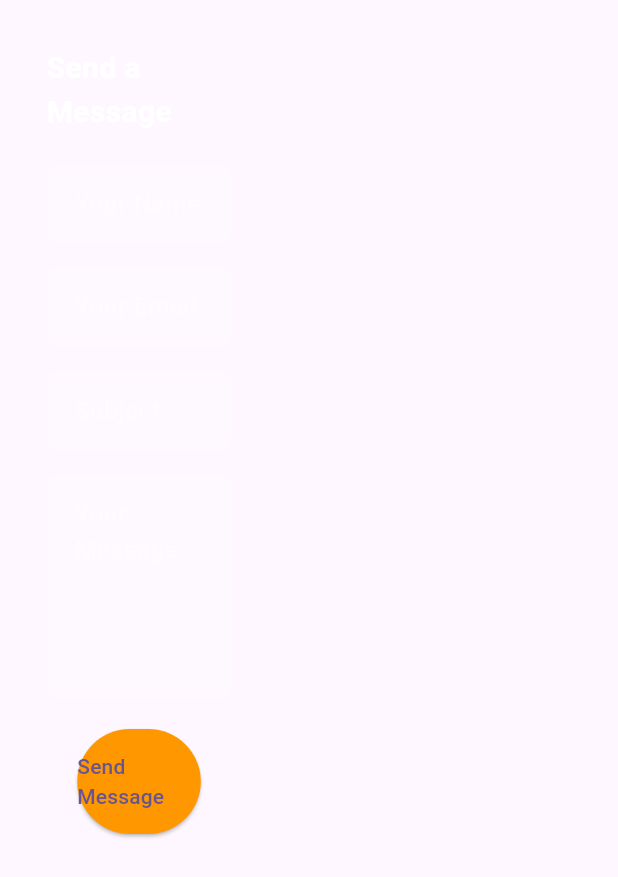
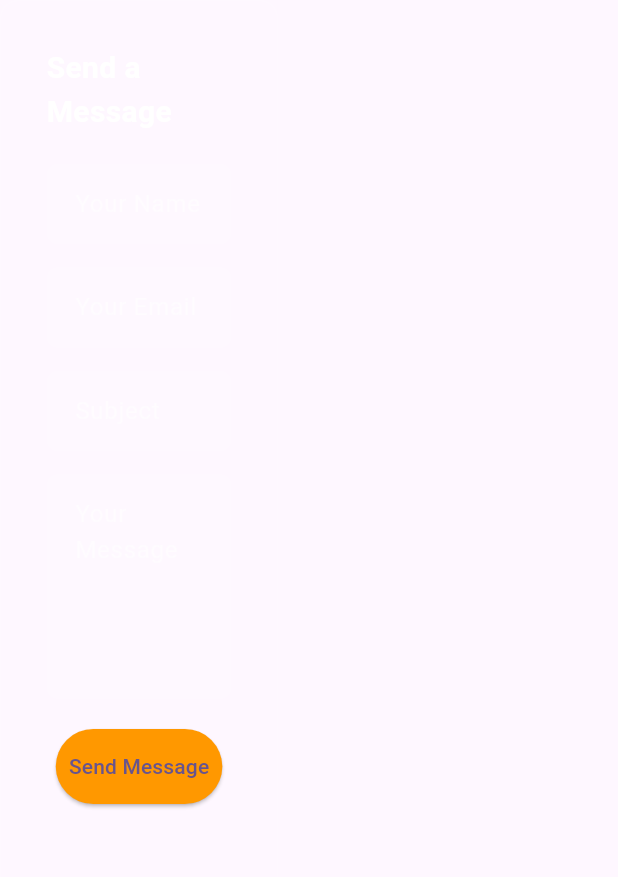
Before and after one commit to MohitNemade27/mohit_portfolio_flutter, a Flutter app: the ContactForm widget shown alone on an empty page, opened directly with empty values, on a phone screen of 412 x 824 dp. Shown: the top 877 px of the screen. Run offline on Flutter 3.47's test engine with Material 3 defaults, Android fonts, the phone set to English and light mode, and no system bars; our stand-ins replace animated_text_kit, cached_network_image, font_awesome_flutter, google_fonts, photo_view; network calls fail.

```diff
--- a/lib/app/common_widgets/ui_utils/contact_and_send_me_widget.dart
+++ b/lib/app/common_widgets/ui_utils/contact_and_send_me_widget.dart
@@ -88,8 +88,19 @@ ${_messageController.text}
             ),
             const SizedBox(height: 20),
             Center(
-              child: SizedBox(
-                width: MediaQuery.of(context).size.width * 0.2,
+              child: LayoutBuilder(
+                builder: (context, constraints) {
+                  double width;
+                  if (constraints.maxWidth < 600) {
+                    width = constraints.maxWidth * 0.9; // Mobile
+                  } else if (constraints.maxWidth < 1024) {
+                    width = constraints.maxWidth * 0.5; // Tablet
+                  } else {
+                    width = constraints.maxWidth * 0.25; // Desktop
+                  }
+
+                  return SizedBox(
+                    width: width,
                     child: ElevatedButton(
                       onPressed: _sendMail,
                       style: ElevatedButton.styleFrom(
@@ -98,6 +109,8 @@ ${_messageController.text}
                       ),
                       child: const Text("Send Message"),
                     ),
+                  );
+                },
               ),
             ),
           ],
```
Lines whose indentation alone changed are shown as unchanged.
